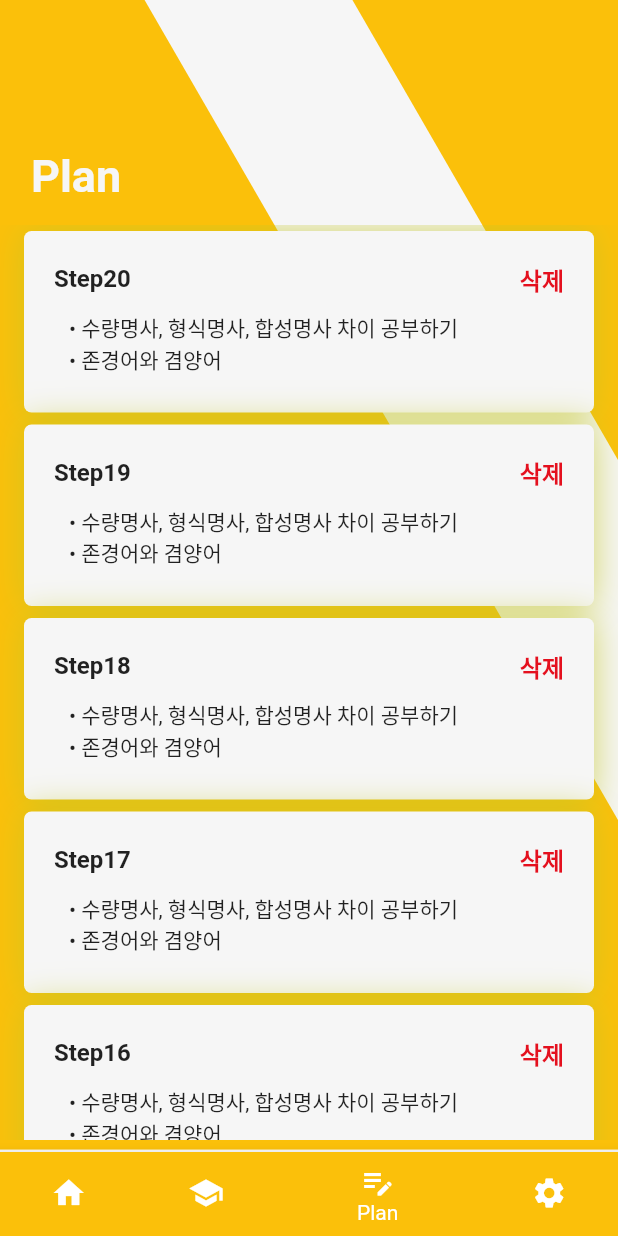
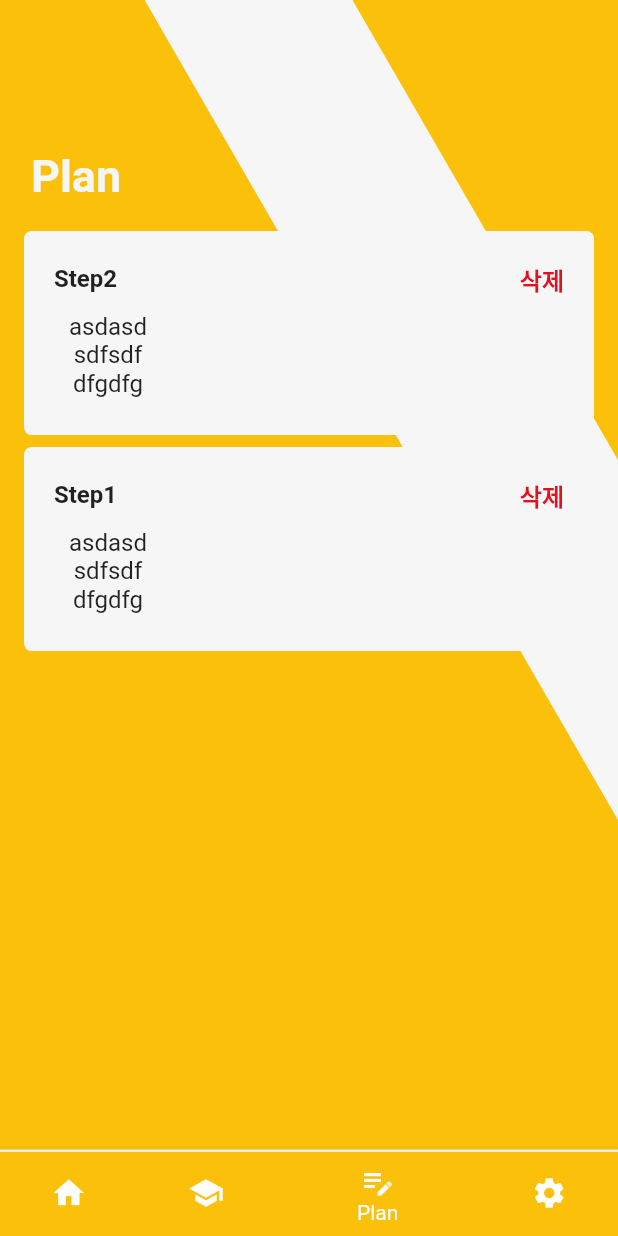
Before and after one commit to drainxc/Eo-Neo, a Flutter app: the screen it shows after launch, item 3 of the bottom bar chosen, on a phone screen of 412 x 824 dp. Run offline on Flutter 3.47's test engine with Material 2 defaults, Android fonts, the phone set to English and light mode, and no system bars; missing offline and left inert: dart:ffi.

Commit message:
Update data Interworking

```diff
--- a/lib/Plan.dart
+++ b/lib/Plan.dart
@@ -38,12 +38,10 @@ class _MyStatefulWidgetState extends State<MyStatefulWidget> {
       {
         "id": 0,
         "plan": ["asdasd", 'sdfsdf', 'dfgdfg'],
-        "success": [false, false, false],
       },
       {
         "id": 1,
         "plan": ["asdasd", 'sdfsdf', 'dfgdfg'],
-        "success": [false, false, false],
       },
     ];
 
@@ -84,7 +82,7 @@ class _MyStatefulWidgetState extends State<MyStatefulWidget> {
                         const ScrollBehavior().copyWith(overscroll: false),
                     child: ListView.builder(
                       padding: const EdgeInsets.only(top: 0),
-                      itemCount: 20,
+                      itemCount: planArr.length,
                       itemBuilder: (BuildContext context, int index) {
                         return ListTile(
                             title: Container(
@@ -92,13 +90,6 @@ class _MyStatefulWidgetState extends State<MyStatefulWidget> {
                           width: width * 1,
                           decoration: BoxDecoration(
                             borderRadius: BorderRadius.circular(5),
-                            boxShadow: [
-                              BoxShadow(
-                                color:
-                                    const Color(0xffC3C625).withOpacity(0.7),
-                                blurRadius: 20,
-                              )
-                            ],
                             color: const Color(0xfff6f6f6),
                           ),
                           child: Column(
@@ -108,7 +99,7 @@ class _MyStatefulWidgetState extends State<MyStatefulWidget> {
                                     MainAxisAlignment.spaceBetween,
                                 children: [
                                   Text(
-                                    'Step${20 - index}',
+                                    'Step${planArr.length - index}',
                                     style: const TextStyle(
                                       fontWeight: FontWeight.w700,
                                     ),
@@ -127,26 +118,12 @@ class _MyStatefulWidgetState extends State<MyStatefulWidget> {
                                 child: Row(
                                   children: [
                                     Column(
-                                      children: [
-                                        Container(
-                                          width: width * 0.75,
-                                          child: const Text(
-                                            '• 수량명사, 형식명사, 합성명사 차이 공부하기',
-                                            style: TextStyle(
-                                              fontSize: 14,
-                                            ),
-                                          ),
-                                        ),
-                                        Container(
-                                          width: width * 0.75,
-                                          child: const Text(
-                                            '• 존경어와 겸양어',
-                                            style: TextStyle(
-                                              fontSize: 14,
-                                            ),
-                                          ),
-                                        )
-                                      ],
+                                      children: List.generate(
+                                        planArr[index]["plan"].length,
+                                        (i) {
+                                          return Text('${planArr[index]["plan"][i]}');
+                                        },
+                                      ),
                                     ),
                                   ],
                                 ),
```
